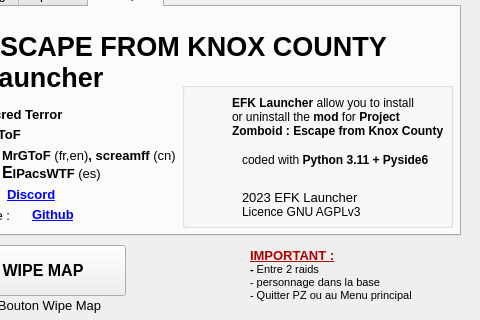
Qt form principale.ui (ChristopheTdn/EFK-Launcher) before a commit; both pictures show x 125 to 605 and y 390 to 710 of the 605 by 710 pixel window.
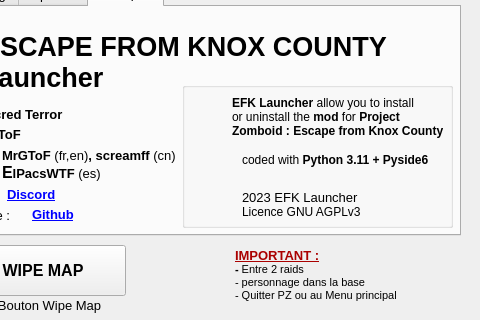
The same form after that commit. Icons and pictures are not drawn.

```diff
--- a/principale.ui
+++ b/principale.ui
@@ -955,8 +955,8 @@
    <widget class="QLabel" name="label_Danger">
     <property name="geometry">
      <rect>
-      <x>315</x>
-      <y>635</y>
+      <x>295</x>
+      <y>640</y>
       <width>51</width>
       <height>46</height>
      </rect>
@@ -993,9 +993,9 @@
    <widget class="QLabel" name="label_Titre_2">
     <property name="geometry">
      <rect>
-      <x>375</x>
+      <x>360</x>
       <y>630</y>
-      <width>196</width>
+      <width>226</width>
       <height>71</height>
      </rect>
     </property>
```
Left out of the diff: 2 changed lines with no effect on the pictures.
